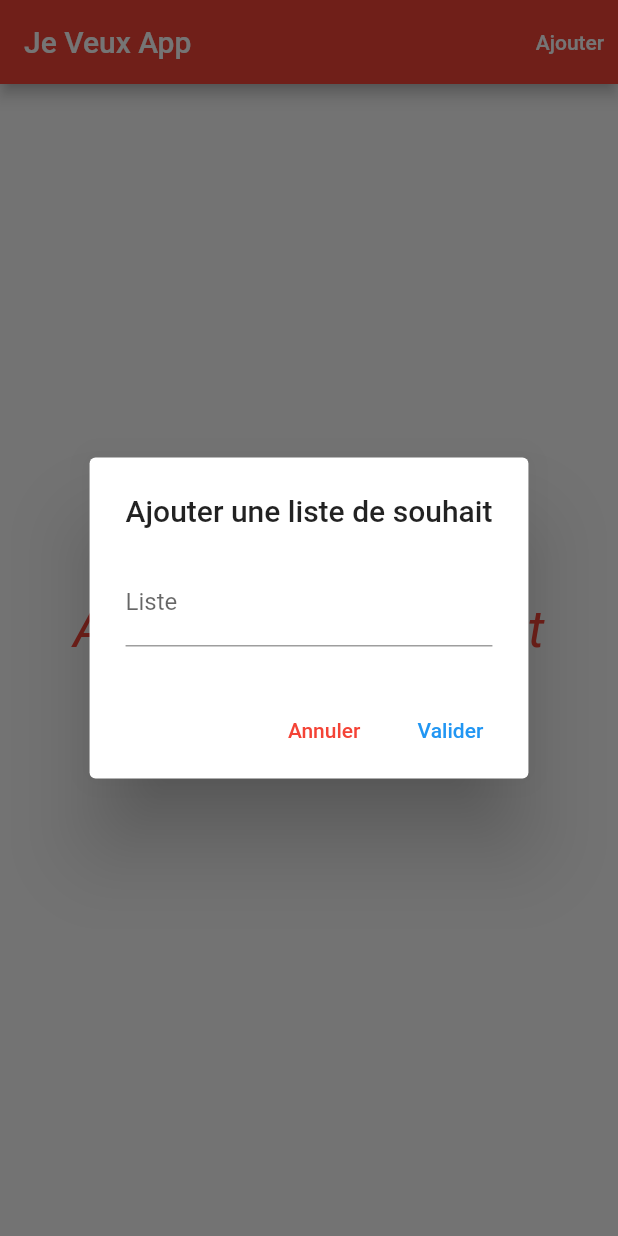
After one commit to yoh950/jeVeuxApp, a Flutter app: the HomeController screen opened directly, after a tap on "Ajouter", on a phone screen of 412 x 824 dp. The commit adds this screen. Run offline on Flutter 3.47's test engine with Material 2 defaults, Android fonts, the light colour scheme and no system bars; our stand-ins replace sqflite; accounts and stored records are empty.

Commit message:
read and show item

```diff
--- a/je_veux/lib/model/item.dart
+++ b/je_veux/lib/model/item.dart
@@ -14,5 +14,6 @@ class Item {
     if (id != null) {
       map['id'] = this.id;
     }
+    return map;
   }
 }
--- /dev/null
+++ b/je_veux/lib/widgets/donnees_vides.dart
@@ -0,0 +1,16 @@
+import 'package:flutter/material.dart';
+
+class DonneesVides extends StatelessWidget {
+  @override
+  Widget build(BuildContext context) {
+    // TODO: implement build
+    return Center(
+      child: Text(
+        "Aucune donnée n'est présente",
+        textScaleFactor: 2.5,
+        textAlign: TextAlign.center,
+        style: TextStyle(color: Colors.red, fontStyle: FontStyle.italic),
+      ),
+    );
+  }
+}
--- /dev/null
+++ b/je_veux/lib/widgets/homeController.dart
@@ -0,0 +1,105 @@
+import 'package:flutter/material.dart';
+import 'dart:async';
+import 'package:je_veux/model/item.dart';
+import 'package:je_veux/widgets/donnees_vides.dart';
+import 'package:je_veux/model/databaseClient.dart';
+
+class HomeController extends StatefulWidget {
+  HomeController({Key key, this.title}) : super(key: key);
+  final String title;
+
+  @override
+  _HomeControllerState createState() => _HomeControllerState();
+}
+
+class _HomeControllerState extends State<HomeController> {
+  String nouvelleListe;
+  List<Item> items;
+
+  @override
+  void initState() {
+    // TODO: implement initState
+    super.initState();
+    recuperer();
+  }
+
+  @override
+  Widget build(BuildContext context) {
+    return Scaffold(
+      appBar: AppBar(
+        title: Text(widget.title),
+        actions: [
+          TextButton(
+            onPressed: ajouter,
+            child: Text(
+              "Ajouter",
+              style: TextStyle(color: Colors.white),
+            ),
+          )
+        ],
+      ),
+      body: (items == null || items.length == 0)
+          ? DonneesVides()
+          : ListView.builder(
+              itemCount: items.length,
+              itemBuilder: (context, i) {
+                Item item = items[i];
+                return ListTile(
+                  title: Text(item.nom),
+                );
+              }),
+    );
+  }
+
+  Future<Null> ajouter() async {
+    await showDialog(
+      context: context,
+      barrierDismissible: false,
+      builder: (BuildContext builtcontext) {
+        return AlertDialog(
+          title: Text('Ajouter une liste de souhait'),
+          content: TextField(
+            decoration: InputDecoration(
+              labelText: "Liste",
+              hintText: "ex: mes prochains jeux vidéos",
+            ),
+            onChanged: (String str) {
+              nouvelleListe = str;
+            },
+          ),
+          actions: [
+            TextButton(
+              onPressed: (() => Navigator.pop(builtcontext)),
+              child: Text('Annuler'),
+            ),
+            // ignore: deprecated_member_use
+            FlatButton(
+              onPressed: () {
+                if (nouvelleListe != null) {
+                  Map<String, dynamic> map = {'nom': nouvelleListe};
+                  Item item = Item();
+                  item.fromMap(map);
+                  DatabaseClient().ajoutItem(item).then((i) => recuperer());
+                  nouvelleListe = null;
+                }
+                Navigator.pop(builtcontext);
+              },
+              child: Text(
+                'Valider',
+                style: TextStyle(color: Colors.blue),
+              ),
+            )
+          ],
+        );
+      },
+    );
+  }
+
+  void recuperer() {
+    DatabaseClient().allItem().then((items) {
+      setState(() {
+        this.items = items;
+      });
+    });
+  }
+}
```
Also changed, not shown: je_veux/lib/main.dart (+2 -63 lines).
